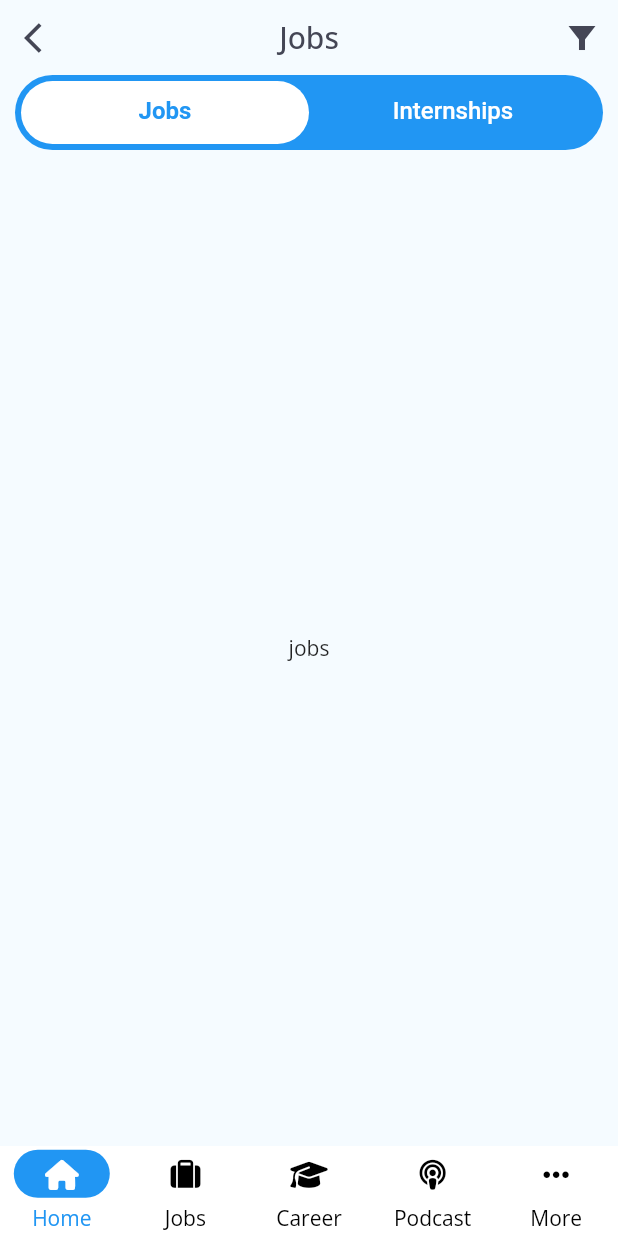
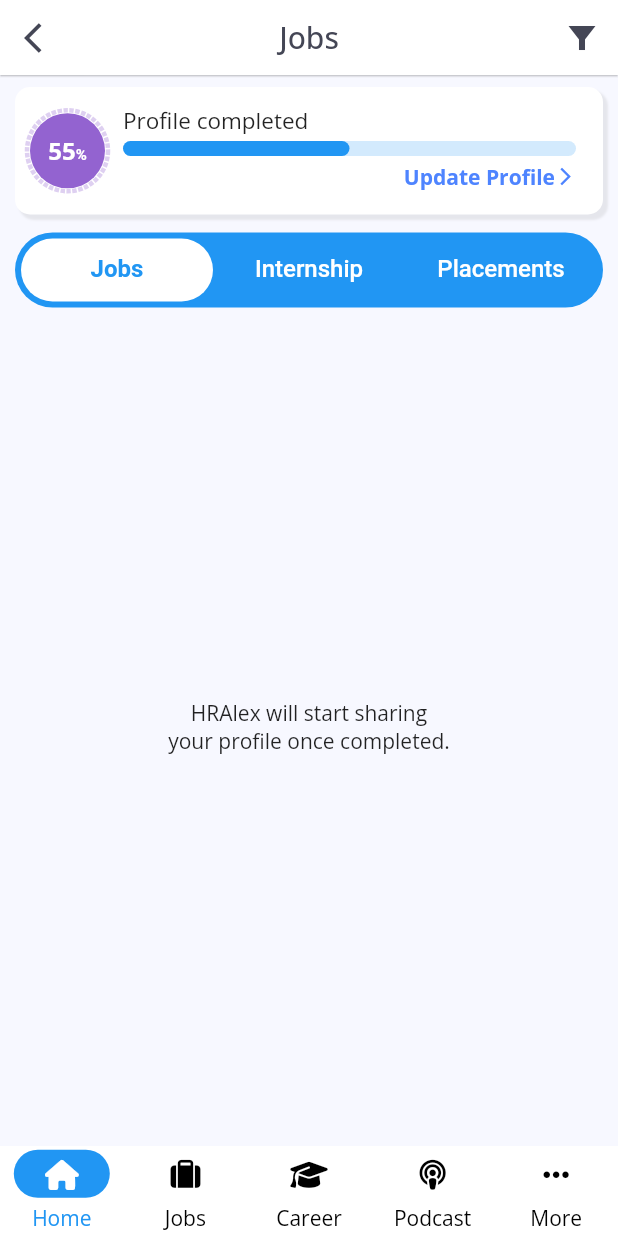
Before and after one commit to vijaym271/hralex, a Flutter app: the screen it shows after launch, after a tap on "View all", on a phone screen of 412 x 824 dp. Run offline on Flutter 3.47's test engine with Material 2 defaults, Android fonts, the phone set to English and light mode, and no system bars; drawn by our look-alikes of dotted_border, percent_indicator; our stand-ins replace font_awesome_flutter, google_fonts; missing offline and left inert: gauge_indicator; Roboto replaces fonts that are missing (Aganè).

Commit message:
'jobs_page_added'

```diff
--- a/lib/config/theme_config.dart
+++ b/lib/config/theme_config.dart
@@ -4,7 +4,7 @@ import 'package:google_fonts/google_fonts.dart';
 
 ThemeData theme(BuildContext context) {
   return ThemeData(
-      scaffoldBackgroundColor: const Color.fromARGB(255, 245, 251, 255),
+      scaffoldBackgroundColor: ColorUtils.scaffold,
       appBarTheme: const AppBarTheme(
           backgroundColor: ColorUtils.white,
           elevation: 0.0,
--- a/lib/pages/home_page.dart
+++ b/lib/pages/home_page.dart
@@ -1,3 +1,4 @@
+import 'package:college_bag/pages/jobs_page.dart';
 import 'package:college_bag/utils/color_utils.dart';
 import 'package:college_bag/utils/font_utils.dart';
 import 'package:college_bag/widgets/app_bar_widget.dart';
@@ -28,7 +29,8 @@ class _HomePageState extends State<HomePage> {
             visible: enableViewAll,
             child: InkWell(
                 onTap: () {
-                  Navigator.pushNamed(context, '/detail');
+                  Navigator.push(context,
+                      MaterialPageRoute(builder: (context) => JobsPage()));
                 },
                 child: const Text(
                   'View all',
@@ -86,8 +88,10 @@ class _HomePageState extends State<HomePage> {
   @override
   Widget build(BuildContext context) {
     return Scaffold(
+      backgroundColor: ColorUtils.white,
       appBar: AppBarWidget(
         title: 'Home',
+        elevation: 0.0,
         actionsWidget: [
           IconButton(
               onPressed: () {}, icon: const FaIcon(FontAwesomeIcons.bell))
--- a/lib/pages/jobs_page.dart
+++ b/lib/pages/jobs_page.dart
@@ -1,4 +1,5 @@
 import 'package:college_bag/widgets/app_bar_widget.dart';
+import 'package:college_bag/widgets/profile_status_card.dart';
 import 'package:college_bag/widgets/tab_bar_widget.dart';
 import 'package:flutter/material.dart';
 
@@ -10,6 +11,15 @@ class JobsPage extends StatefulWidget {
 }
 
 class _JobsPageState extends State<JobsPage> {
+  Widget _renderProfileComplete() {
+    return const Center(
+      child: Text(
+        'HRAlex will start sharing\nyour profile once completed.',
+        textAlign: TextAlign.center,
+      ),
+    );
+  }
+
   @override
   Widget build(BuildContext context) {
     return Scaffold(
@@ -20,16 +30,21 @@ class _JobsPageState extends State<JobsPage> {
         ],
       ),
       body: Container(
-        margin: const EdgeInsets.symmetric(horizontal: 10.0),
-        child: const TabBarWidget(
-          tabs: ['Jobs', 'Internships'],
-          tabViews: [
-            Center(
-              child: Text('jobs'),
+        margin: const EdgeInsets.only(left: 10.0, right: 10.0, top: 8.0),
+        child: Column(
+          children: [
+            const ProfileStatusCard(),
+            const SizedBox(height: 12.0),
+            Expanded(
+              child: TabBarWidget(
+                tabs: const ['Jobs', 'Internship', 'Placements'],
+                tabViews: [
+                  _renderProfileComplete(),
+                  _renderProfileComplete(),
+                  _renderProfileComplete(),
+                ],
+              ),
             ),
-            Center(
-              child: Text('Internships'),
-            )
           ],
         ),
       ),
--- a/lib/utils/color_utils.dart
+++ b/lib/utils/color_utils.dart
@@ -16,4 +16,6 @@ class ColorUtils {
   static const Color yellow = Colors.yellow;
   static const Color pink = Colors.pink;
   static const Color grey = Colors.grey;
+  static const Color appPurple = Color(0xff9363D0);
+  static const Color scaffold = Color(0xffF7F8FF);
 }
--- a/lib/widgets/app_bar_widget.dart
+++ b/lib/widgets/app_bar_widget.dart
@@ -1,4 +1,3 @@
-import 'package:college_bag/pages/home_page.dart';
 import 'package:college_bag/utils/color_utils.dart';
 import 'package:college_bag/widgets/profile_widget.dart';
 import 'package:flutter/material.dart';
@@ -10,9 +9,9 @@ class AppBarWidget extends StatelessWidget implements PreferredSizeWidget {
       this.titleStyle,
       this.leadingWidget,
       this.actionsWidget,
-      this.elevation = 0.0,
+      this.elevation = 0.5,
       this.height = 50.0,
-      this.backgroundColor = Colors.transparent,
+      this.backgroundColor = ColorUtils.white,
       this.width = double.infinity})
       : super(key: key);
 
@@ -27,8 +26,8 @@ class AppBarWidget extends StatelessWidget implements PreferredSizeWidget {
 
   @override
   Widget build(BuildContext context) {
-    String? currentRoute = ModalRoute.of(context)!.settings.name!;
-    print('currentRoute -->${currentRoute}');
+    String? currentRoute = ModalRoute.of(context)?.settings.name;
+    print('appbar currentRoute -->${currentRoute}');
     return AppBar(
       title: Text(
         title,
@@ -48,7 +47,7 @@ class AppBarWidget extends StatelessWidget implements PreferredSizeWidget {
                   icon: const Icon(Icons.arrow_back_ios),
                 )),
       actions: actionsWidget,
-      elevation: 0.0,
+      elevation: elevation,
       backgroundColor: backgroundColor,
     );
   }
--- /dev/null
+++ b/lib/widgets/profile_status_card.dart
@@ -0,0 +1,96 @@
+import 'package:college_bag/utils/color_utils.dart';
+import 'package:college_bag/utils/font_utils.dart';
+import 'package:flutter/material.dart';
+import 'package:percent_indicator/linear_percent_indicator.dart';
+import 'package:dotted_border/dotted_border.dart';
+
+class ProfileStatusCard extends StatelessWidget {
+  const ProfileStatusCard({super.key});
+
+  Widget _renderAvatar() {
+    return DottedBorder(
+      color: ColorUtils.appPurple.withOpacity(0.3),
+      borderType: BorderType.Circle,
+      strokeWidth: 3,
+      radius: const Radius.circular(30.0),
+      child: Container(
+        alignment: Alignment.center,
+        height: 50.0,
+        width: 50.0,
+        margin: EdgeInsets.zero,
+        decoration: BoxDecoration(
+            color: ColorUtils.appPurple,
+            borderRadius: BorderRadius.circular(30.0)),
+        child: Text.rich(
+          TextSpan(text: '55', children: [
+            TextSpan(text: '%', style: TextStyle(fontSize: FontUtils.fs10))
+          ]),
+          style: TextStyle(
+              color: ColorUtils.white,
+              fontSize: FontUtils.fs16,
+              fontWeight: FontUtils.fwBold),
+        ),
+      ),
+    );
+  }
+
+  Widget _renderProgressBar() {
+    return Column(
+      crossAxisAlignment: CrossAxisAlignment.start,
+      children: [
+        Padding(
+          padding: const EdgeInsets.only(left: 10.0, bottom: 4.0, top: 4.0),
+          child: Text(
+            'Profile completed',
+            style: TextStyle(fontSize: FontUtils.fs15),
+          ),
+        ),
+        LinearPercentIndicator(
+          lineHeight: 10.0,
+          barRadius: const Radius.circular(12.0),
+          percent: 0.5,
+          backgroundColor: ColorUtils.blue.withOpacity(0.2),
+          progressColor: ColorUtils.blue,
+        ),
+        Padding(
+          padding: const EdgeInsets.only(right: 10.0, top: 4.0),
+          child: Row(
+            mainAxisAlignment: MainAxisAlignment.end,
+            children: [
+              Text(
+                'Update Profile',
+                style: TextStyle(
+                    color: ColorUtils.primary, fontWeight: FontUtils.fwBold),
+              ),
+              const Icon(
+                Icons.arrow_forward_ios,
+                size: 14.0,
+                color: ColorUtils.primary,
+              )
+            ],
+          ),
+        )
+      ],
+    );
+  }
+
+  @override
+  Widget build(BuildContext context) {
+    return Container(
+      height: 85.0,
+      padding: const EdgeInsets.all(8.0),
+      decoration: BoxDecoration(
+          color: ColorUtils.white,
+          borderRadius: BorderRadius.circular(10.0),
+          boxShadow: [
+            BoxShadow(
+                color: ColorUtils.grey.withOpacity(0.2),
+                blurRadius: 0.5,
+                spreadRadius: 0.1,
+                offset: const Offset(3, 3)),
+          ]),
+      child: Row(
+          children: [_renderAvatar(), Expanded(child: _renderProgressBar())]),
+    );
+  }
+}
--- a/pubspec.yaml
+++ b/pubspec.yaml
@@ -39,6 +39,8 @@ dependencies:
   font_awesome_flutter: ^10.3.0
   google_fonts: ^3.0.1
   gauge_indicator: ^0.3.3
+  percent_indicator: ^4.2.2
+  dotted_border: ^2.0.0+3
 
 dev_dependencies:
   flutter_test:
```
